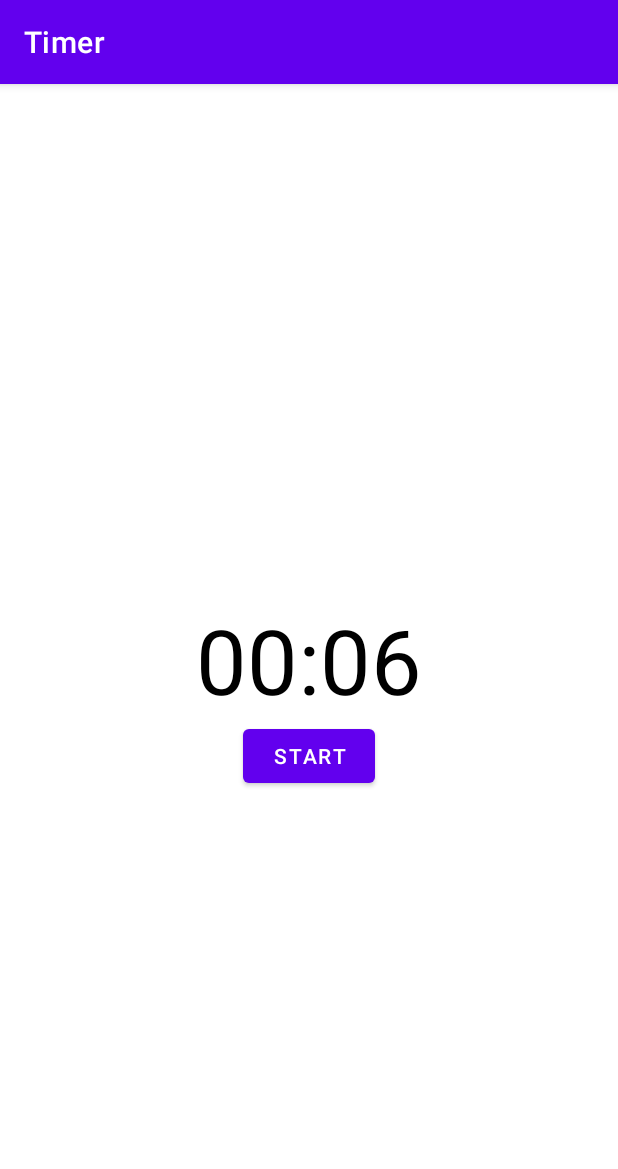
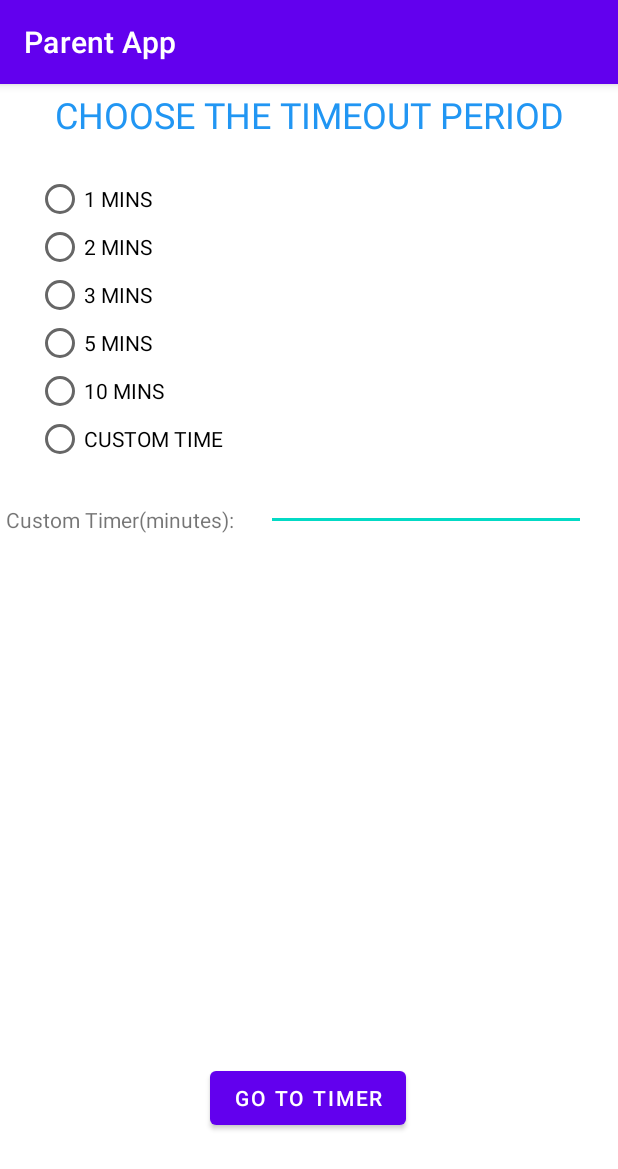
Before and after one commit to mikhael-oo/Parent-app, an Android app: the screen it shows after launch (Timer before the commit, preTimer after it), after a tap on "BUTTON", on a phone screen of 412 x 824 dp. Shown: the top 1169 px of the screen. Run offline under Robolectric (Android 15) with nearby library versions, the phone set to English and light mode, and no system bars.

Commit message:
Create a custom activity that allows user to choose the length of timer and linked it to the timer and main activity

```diff
--- a/app/src/main/AndroidManifest.xml
+++ b/app/src/main/AndroidManifest.xml
@@ -12,9 +12,12 @@
         android:supportsRtl="true"
         android:theme="@style/Theme.ParentApp">
         <activity
-            android:name=".Timer"
+            android:name=".preTimer"
+            android:exported="false" />
+        <activity
+            android:name=".timoutTimer"
             android:exported="false"
-            android:label="Timer"/>
+            android:label="Timer" />
         <activity
             android:name=".MainActivity"
             android:exported="true">
--- a/app/src/main/java/com/example/parentapp/MainActivity.java
+++ b/app/src/main/java/com/example/parentapp/MainActivity.java
@@ -16,7 +16,7 @@ public class MainActivity extends AppCompatActivity {
         Button tester = findViewById(R.id.test);
 
         tester.setOnClickListener(view -> {
-            Intent intent = new Intent(MainActivity.this, Timer.class);
+            Intent intent = new Intent(MainActivity.this, preTimer.class);
             startActivity(intent);
         });
     }
--- /dev/null
+++ b/app/src/main/java/com/example/parentapp/models/Timer.java
@@ -0,0 +1,23 @@
+package com.example.parentapp.models;
+
+public class Timer {
+    private static Timer instance;
+
+    private int minutes;
+
+    private Timer() {}
+
+    public static Timer getTimerInstance() {
+        if (instance == null) {
+            instance = new Timer();
+        }
+        return instance;
+    }
+
+    public int getMinutes() {
+        return this.minutes;
+    }
+    public void setMinutes(int minutes) {
+        this.minutes = minutes;
+    }
+}
--- /dev/null
+++ b/app/src/main/java/com/example/parentapp/preTimer.java
@@ -0,0 +1,55 @@
+package com.example.parentapp;
+
+import androidx.annotation.RequiresApi;
+import androidx.appcompat.app.AppCompatActivity;
+
+import android.content.Intent;
+import android.os.Build;
+import android.os.Bundle;
+import android.widget.Button;
+import android.widget.RadioButton;
+import android.widget.RadioGroup;
+
+import com.example.parentapp.models.Timer;
+
+public class preTimer extends AppCompatActivity {
+    private Timer timer;
+
+    @Override
+    protected void onCreate(Bundle savedInstanceState) {
+        super.onCreate(savedInstanceState);
+        setContentView(R.layout.activity_pre_timer);
+        timer = Timer.getTimerInstance();
+        toTimer();
+        populateMinutesGroup();
+    }
+
+    private void toTimer() {
+        Button button = findViewById(R.id.toTimer);
+        button.setOnClickListener(view -> {
+            Intent intent = new Intent(preTimer.this, timoutTimer.class);
+            startActivity(intent);
+        });
+    }
+
+
+    private void populateMinutesGroup() {
+        RadioGroup group = findViewById(R.id.minutesGroup);
+
+        int[] minutes = getResources().getIntArray(R.array.minutes);
+
+        for (int i = 0; i < minutes.length; i++) {
+            int minute = minutes[i];
+            if (minute != 0) {
+                RadioButton button = new RadioButton(this);
+                button.setText(minute+ " MINS");
+
+                group.addView(button);
+            } else {
+                RadioButton button = new RadioButton(this);
+                button.setText("CUSTOM TIME");
+                group.addView(button);
+            }
+        }
+    }
+}
--- a/app/src/main/java/com/example/parentapp/Timer.java
+++ b/app/src/main/java/com/example/parentapp/timoutTimer.java
@@ -15,7 +15,7 @@ import android.widget.TextView;
 
 import java.util.Locale;
 
-public class Timer extends AppCompatActivity {
+public class timoutTimer extends AppCompatActivity {
 
     private static final long START_TIME_IN_MILLIS = 6000;
 
--- /dev/null
+++ b/app/src/main/res/layout/activity_pre_timer.xml
@@ -0,0 +1,60 @@
+<?xml version="1.0" encoding="utf-8"?>
+<androidx.constraintlayout.widget.ConstraintLayout xmlns:android="http://schemas.android.com/apk/res/android"
+    xmlns:app="http://schemas.android.com/apk/res-auto"
+    xmlns:tools="http://schemas.android.com/tools"
+    android:layout_width="match_parent"
+    android:layout_height="match_parent"
+    tools:context=".preTimer">
+
+    <TextView
+        android:id="@+id/choosingText"
+        android:layout_width="wrap_content"
+        android:layout_height="wrap_content"
+        android:layout_marginTop="4dp"
+        android:text="@string/choosingText"
+        android:textColor="#2196F3"
+        android:textSize="24sp"
+        app:layout_constraintEnd_toEndOf="parent"
+        app:layout_constraintStart_toStartOf="parent"
+        app:layout_constraintTop_toTopOf="parent" />
+
+    <RadioGroup
+        android:id="@+id/minutesGroup"
+        android:layout_width="wrap_content"
+        android:layout_height="wrap_content"
+        android:layout_marginStart="24dp"
+        android:layout_marginTop="24dp"
+        app:layout_constraintStart_toStartOf="parent"
+        app:layout_constraintTop_toBottomOf="@+id/choosingText" />
+
+    <Button
+        android:id="@+id/toTimer"
+        android:layout_width="wrap_content"
+        android:layout_height="wrap_content"
+        android:layout_marginBottom="68dp"
+        android:text="@string/toTimer"
+        app:layout_constraintBottom_toBottomOf="parent"
+        app:layout_constraintEnd_toEndOf="parent"
+        app:layout_constraintHorizontal_bias="0.498"
+        app:layout_constraintStart_toStartOf="parent" />
+
+    <TextView
+        android:id="@+id/custom"
+        android:layout_width="wrap_content"
+        android:layout_height="wrap_content"
+        android:layout_marginStart="4dp"
+        android:layout_marginTop="28dp"
+        android:text="@string/custom"
+        app:layout_constraintStart_toStartOf="parent"
+        app:layout_constraintTop_toBottomOf="@+id/minutesGroup" />
+
+    <EditText
+        android:id="@+id/customNumber"
+        android:layout_width="wrap_content"
+        android:layout_height="wrap_content"
+        android:ems="10"
+        android:inputType="number"
+        app:layout_constraintEnd_toEndOf="parent"
+        app:layout_constraintStart_toEndOf="@+id/custom"
+        app:layout_constraintTop_toBottomOf="@+id/minutesGroup" />
+</androidx.constraintlayout.widget.ConstraintLayout>
--- a/app/src/main/res/layout/activity_timer.xml
+++ b/app/src/main/res/layout/activity_timer.xml
@@ -4,7 +4,7 @@
     xmlns:tools="http://schemas.android.com/tools"
     android:layout_width="match_parent"
     android:layout_height="match_parent"
-    tools:context=".Timer">
+    tools:context=".timoutTimer">
 
 
     <TextView
--- /dev/null
+++ b/app/src/main/res/values/minutes.xml
@@ -0,0 +1,11 @@
+<?xml version="1.0" encoding="utf-8"?>
+<resources>
+    <integer-array name="minutes">
+        <item>1</item>
+        <item>2</item>
+        <item>3</item>
+        <item>5</item>
+        <item>10</item>
+        <item>0</item>
+    </integer-array>
+</resources>
--- a/app/src/main/res/values/strings.xml
+++ b/app/src/main/res/values/strings.xml
@@ -6,4 +6,7 @@
     <string name="pauseText">PAUSE</string>
     <string name="resetText">RESET</string>
 
+    <string name="choosingText">CHOOSE THE TIMEOUT PERIOD</string>
+    <string name="toTimer">GO TO TIMER</string>
+    <string name="custom">Custom Timer(minutes):</string>
 </resources>
```
